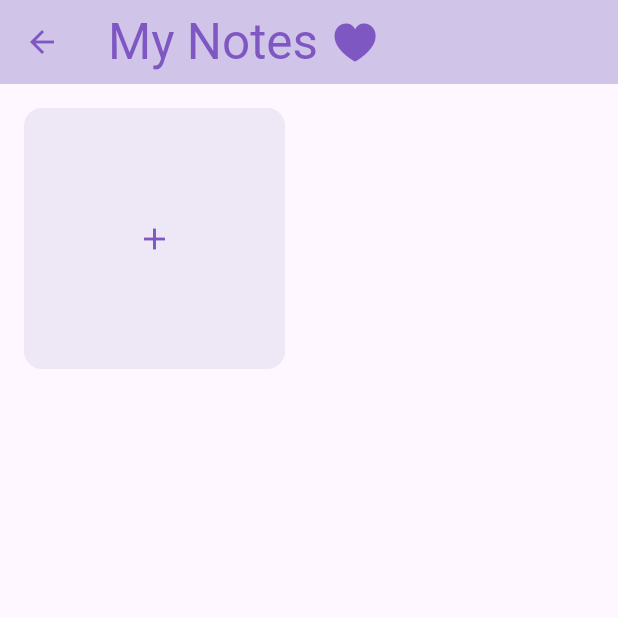
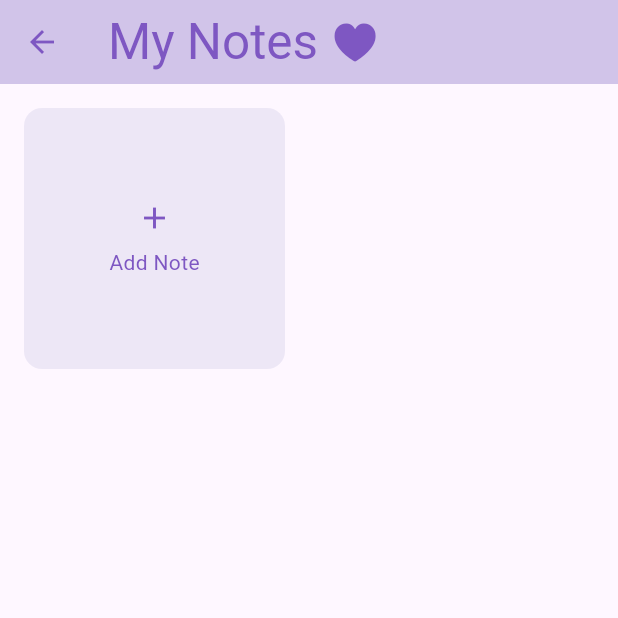
Before and after one commit to riddhisf/notes_app, a Flutter app: the screen it shows after launch, after a tap on "Continue", on a phone screen of 412 x 824 dp, the top half of it. Run offline on Flutter 3.47's test engine with Material 3 defaults, Android fonts, the phone set to English and light mode, and no system bars; drawn by our look-alikes of animated_notch_bottom_bar; our stand-ins replace flutter_colorpicker, image_picker; missing offline and left inert: animated_floating_buttons.

Commit message:
added new note page and a few functionalities

```diff
--- a/lib/homepage.dart
+++ b/lib/homepage.dart
@@ -1,7 +1,8 @@
 import 'package:flutter/cupertino.dart';
 import 'package:flutter/material.dart';
+import 'package:animated_notch_bottom_bar/animated_notch_bottom_bar/animated_notch_bottom_bar.dart';
 import 'dart:developer';
-import 'package:animated_notch_bottom_bar/animated_notch_bottom_bar/animated_notch_bottom_bar.dart';
+import 'package:notes_app/addnotepage.dart';
 
 class HomePage extends StatefulWidget {
   static const String routeName = 'home_page';
@@ -26,7 +27,7 @@ class _HomePageState extends State<HomePage> {
 
   /// widget list
   final List<Widget> bottomBarPages = [
-    General(),
+    const General(),
     const Favorite(),
   ];
 
@@ -35,8 +36,7 @@ class _HomePageState extends State<HomePage> {
     return Scaffold(
       appBar: AppBar(
         backgroundColor: Colors.deepPurple[100],
-        iconTheme:
-            IconThemeData(color: Colors.deepPurple[400]), // Set icon color here
+        iconTheme: IconThemeData(color: Colors.deepPurple[400]),
         title: Row(
           children: [
             Text(
@@ -120,36 +120,59 @@ class General extends StatefulWidget {
 }
 
 class _GeneralState extends State<General> {
-  List<Widget> cards = [];
-  // List to hold cards
-
-  @override
-  void initState() {
-    super.initState();
-    cards.add(
-      Card(
-        elevation: 0,
-        color: Colors.deepPurple.shade50,
-        margin: EdgeInsets.all(16.0),
-        child: Padding(
-          padding: const EdgeInsets.all(50.0),
-          child: IconButton(
-            onPressed: () {},
-            icon: Icon(
-              Icons.add,
-            ),
-            color: Colors.deepPurple[400],
-          ),
-        ),
-      ),
-    );
-  }
-
   @override
   Widget build(BuildContext context) {
     return GridView.count(
       crossAxisCount: 2, // Number of columns in the grid
-      children: cards, // Display cards from the list
+      children: [
+        CardItem(
+          onPressed: () {
+            Navigator.push(
+              context,
+              MaterialPageRoute(
+                builder: (context) => AnotherPage(),
+              ),
+            );
+          },
+        ),
+      ], // Display cards from the list
+    );
+  }
+}
+
+class CardItem extends StatelessWidget {
+  final VoidCallback onPressed;
+
+  const CardItem({Key? key, required this.onPressed}) : super(key: key);
+
+  @override
+  Widget build(BuildContext context) {
+    return Card(
+      elevation: 0,
+      color: Colors.deepPurple.shade50,
+      margin: const EdgeInsets.all(16.0),
+      child: InkWell(
+        onTap: onPressed,
+        child: Padding(
+          padding: const EdgeInsets.all(50.0),
+          child: Column(
+            mainAxisAlignment: MainAxisAlignment.center,
+            children: [
+              Icon(
+                Icons.add,
+                color: Colors.deepPurple[400],
+              ),
+              const SizedBox(height: 8),
+              Text(
+                'Add Note',
+                style: TextStyle(
+                  color: Colors.deepPurple[400],
+                ),
+              ),
+            ],
+          ),
+        ),
+      ),
     );
   }
 }
@@ -160,6 +183,8 @@ class Favorite extends StatelessWidget {
   @override
   Widget build(BuildContext context) {
     return Container(
-        color: Colors.white, child: const Center(child: Text('Favorite')));
+      color: Colors.white,
+      child: const Center(child: Text('Favorite')),
+    );
   }
 }
--- a/lib/main.dart
+++ b/lib/main.dart
@@ -27,7 +27,7 @@ class MainApp extends StatelessWidget {
                       color: Colors.black54,
                     ),
                   ),
-                  SizedBox(height: 20),
+                  const SizedBox(height: 20),
                   Stack(
                     children: [
                       Image.asset(
@@ -41,7 +41,7 @@ class MainApp extends StatelessWidget {
                       ),
                     ],
                   ),
-                  SizedBox(height: 20),
+                  const SizedBox(height: 20),
                   ElevatedButton(
                     onPressed: () {
                       Navigator.push(
--- a/pubspec.yaml
+++ b/pubspec.yaml
@@ -12,6 +12,10 @@ dependencies:
   cupertino_icons: ^1.0.2
   animated_notch_bottom_bar: ^1.0.2
   animated_icon: ^0.0.9
+  provider: ^6.1.2
+  animated_floating_buttons: ^0.0.2
+  image_picker: ^1.0.7
+  flutter_colorpicker: ^1.0.3
 
 
 dev_dependencies:
```
Also changed, not shown: lib/addnotepage.dart (added, +257 -0 lines), pubspec.lock, 5 other files.
